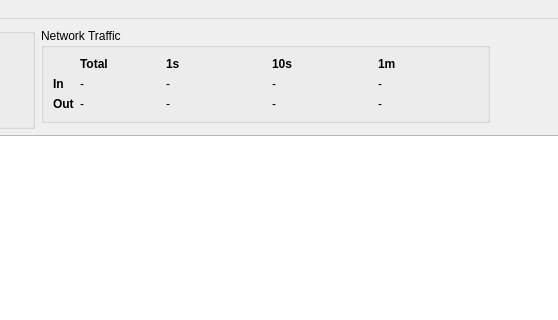
Before: the Qt Designer form main.ui in welshjf/bitnomon, drawn with Qt 5; both pictures show x 157 to 715 and y 0 to 320 of the 848 by 675 pixel window.
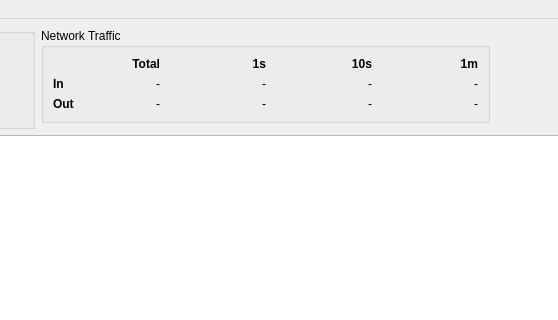
After: the same form once the commit is applied. Icons and pictures are not drawn. Custom widgets are drawn as their Qt base class.

Commit message: Right align network average labels

Diff of the .ui file:
```diff
--- a/main.ui
+++ b/main.ui
@@ -148,7 +148,7 @@
           <string>-</string>
          </property>
          <property name="alignment">
-          <set>Qt::AlignLeading|Qt::AlignLeft|Qt::AlignVCenter</set>
+          <set>Qt::AlignRight|Qt::AlignTrailing|Qt::AlignVCenter</set>
          </property>
         </widget>
        </item>
@@ -158,7 +158,7 @@
           <string>-</string>
          </property>
          <property name="alignment">
-          <set>Qt::AlignLeading|Qt::AlignLeft|Qt::AlignVCenter</set>
+          <set>Qt::AlignRight|Qt::AlignTrailing|Qt::AlignVCenter</set>
          </property>
         </widget>
        </item>
@@ -168,7 +168,7 @@
           <string>-</string>
          </property>
          <property name="alignment">
-          <set>Qt::AlignLeading|Qt::AlignLeft|Qt::AlignVCenter</set>
+          <set>Qt::AlignRight|Qt::AlignTrailing|Qt::AlignVCenter</set>
          </property>
         </widget>
        </item>
@@ -184,7 +184,7 @@
           <string>1m</string>
          </property>
          <property name="alignment">
-          <set>Qt::AlignLeading|Qt::AlignLeft|Qt::AlignVCenter</set>
+          <set>Qt::AlignRight|Qt::AlignTrailing|Qt::AlignVCenter</set>
          </property>
         </widget>
        </item>
@@ -200,7 +200,7 @@
           <string>1s</string>
          </property>
          <property name="alignment">
-          <set>Qt::AlignLeading|Qt::AlignLeft|Qt::AlignVCenter</set>
+          <set>Qt::AlignRight|Qt::AlignTrailing|Qt::AlignVCenter</set>
          </property>
         </widget>
        </item>
@@ -216,7 +216,7 @@
           <string>10s</string>
          </property>
          <property name="alignment">
-          <set>Qt::AlignLeading|Qt::AlignLeft|Qt::AlignVCenter</set>
+          <set>Qt::AlignRight|Qt::AlignTrailing|Qt::AlignVCenter</set>
          </property>
         </widget>
        </item>
@@ -226,7 +226,7 @@
           <string>-</string>
          </property>
          <property name="alignment">
-          <set>Qt::AlignLeading|Qt::AlignLeft|Qt::AlignVCenter</set>
+          <set>Qt::AlignRight|Qt::AlignTrailing|Qt::AlignVCenter</set>
          </property>
         </widget>
        </item>
@@ -242,7 +242,7 @@
           <string>Total</string>
          </property>
          <property name="alignment">
-          <set>Qt::AlignLeading|Qt::AlignLeft|Qt::AlignVCenter</set>
+          <set>Qt::AlignRight|Qt::AlignTrailing|Qt::AlignVCenter</set>
          </property>
         </widget>
        </item>
@@ -252,7 +252,7 @@
           <string>-</string>
          </property>
          <property name="alignment">
-          <set>Qt::AlignLeading|Qt::AlignLeft|Qt::AlignVCenter</set>
+          <set>Qt::AlignRight|Qt::AlignTrailing|Qt::AlignVCenter</set>
          </property>
         </widget>
        </item>
@@ -297,7 +297,7 @@
           <string>-</string>
          </property>
          <property name="alignment">
-          <set>Qt::AlignLeading|Qt::AlignLeft|Qt::AlignVCenter</set>
+          <set>Qt::AlignRight|Qt::AlignTrailing|Qt::AlignVCenter</set>
          </property>
         </widget>
        </item>
@@ -307,7 +307,7 @@
           <string>-</string>
          </property>
          <property name="alignment">
-          <set>Qt::AlignLeading|Qt::AlignLeft|Qt::AlignVCenter</set>
+          <set>Qt::AlignRight|Qt::AlignTrailing|Qt::AlignVCenter</set>
          </property>
         </widget>
        </item>
@@ -317,7 +317,7 @@
           <string>-</string>
          </property>
          <property name="alignment">
-          <set>Qt::AlignLeading|Qt::AlignLeft|Qt::AlignVCenter</set>
+          <set>Qt::AlignRight|Qt::AlignTrailing|Qt::AlignVCenter</set>
          </property>
         </widget>
        </item>
```
